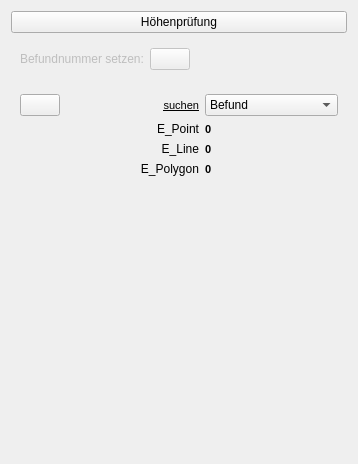
This is tools_allgemein/tools_allgemein.ui in Landesamt-fuer-Archaeologie-Sachsen/Tachy2GIS_arch as Qt 5 draws it before an edit. The edited form follows.
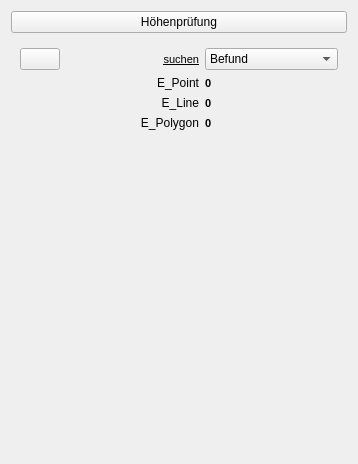
This is the edited form. Icons and pictures are not drawn.

Commit message: remove Befundnummer setzen closes #2507

Diff of the .ui file:
```diff
--- a/tools_allgemein/tools_allgemein.ui
+++ b/tools_allgemein/tools_allgemein.ui
@@ -21,85 +21,6 @@
      </property>
     </widget>
    </item>
-   <item>
-    <widget class="QWidget" name="widget_2" native="true">
-     <property name="enabled">
-      <bool>false</bool>
-     </property>
-     <layout class="QHBoxLayout" name="horizontalLayout_7">
-      <item>
-       <widget class="QLabel" name="label_2">
-        <property name="text">
-         <string>Befundnummer setzen:</string>
-        </property>
-       </widget>
-      </item>
-      <item>
-       <widget class="QPushButton" name="btnBefundLabel">
-        <property name="sizePolicy">
-         <sizepolicy hsizetype="Fixed" vsizetype="Fixed">
-          <horstretch>0</horstretch>
-          <verstretch>0</verstretch>
-         </sizepolicy>
-        </property>
-        <property name="sizeIncrement">
-         <size>
-          <width>10</width>
-          <height>10</height>
-         </size>
-        </property>
-        <property name="baseSize">
-         <size>
-          <width>0</width>
-          <height>0</height>
-         </size>
-        </property>
-        <property name="toolTip">
-         <string extracomment="Hilfe"/>
-        </property>
-        <property name="styleSheet">
-         <string notr="true"/>
-        </property>
-        <property name="text">
-         <string/>
-        </property>
-        <property name="icon">
-         <iconset>
-          <normaloff>../Icons/Befundnr.gif</normaloff>../Icons/Befundnr.gif</iconset>
-        </property>
-        <property name="iconSize">
-         <size>
-          <width>20</width>
-          <height>20</height>
-         </size>
-        </property>
-        <property name="checkable">
-         <bool>false</bool>
-        </property>
-        <property name="autoDefault">
-         <bool>true</bool>
-        </property>
-        <property name="default">
-         <bool>false</bool>
-        </property>
-       </widget>
-      </item>
-      <item>
-       <spacer name="horizontalSpacer">
-        <property name="orientation">
-         <enum>Qt::Horizontal</enum>
-        </property>
-        <property name="sizeHint" stdset="0">
-         <size>
-          <width>40</width>
-          <height>20</height>
-         </size>
-        </property>
-       </spacer>
-      </item>
-     </layout>
-    </widget>
-   </item>
    <item>
     <widget class="QWidget" name="widget" native="true">
      <layout class="QGridLayout" name="gridLayout">
```
The commit also changes 1 other file.
